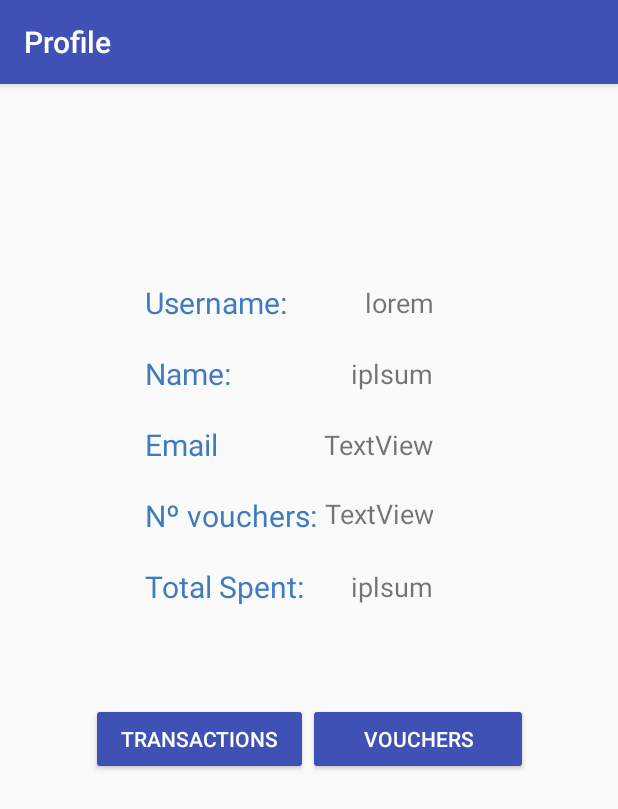
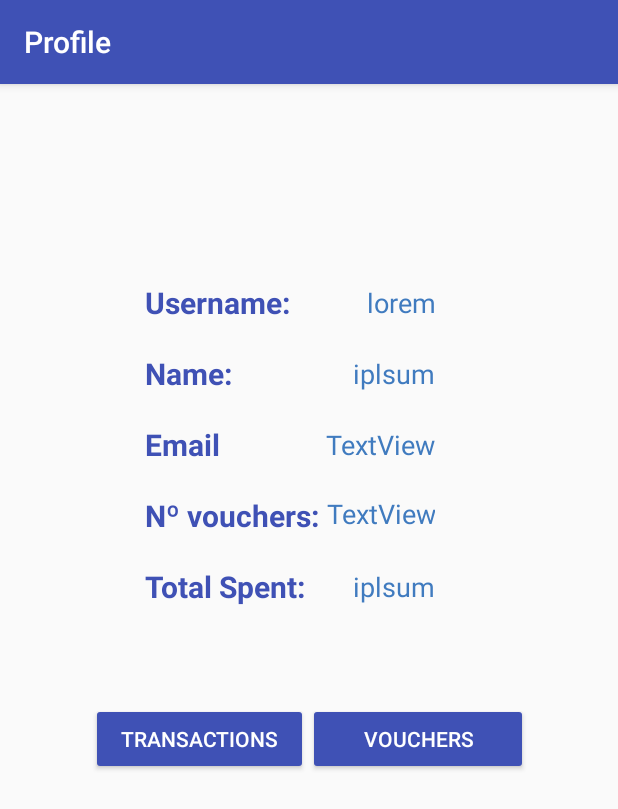
Before and after one commit to DiogoASTeixeira/CMOV, an Android app: the ProfileActivity screen opened directly, with no data from a screen before it, on a phone screen of 412 x 824 dp. Shown: the top 809 px of the screen. Run offline under Robolectric (Android 15) with nearby library versions, the phone set to English and light mode, and no system bars; 6 statements that could not run were skipped.

Commit message:
Some restyling

```diff
--- a/Client/app/src/main/res/layout/activity_profile.xml
+++ b/Client/app/src/main/res/layout/activity_profile.xml
@@ -29,8 +29,9 @@
                 android:layout_height="wrap_content"
                 android:layout_gravity="center_vertical"
                 android:text="Username:"
-                android:textColor="@color/colorAccent"
-                android:textSize="20sp" />
+                android:textColor="@color/colorPrimary"
+                android:textSize="20sp"
+                android:textStyle="bold" />
 
             <TextView
                 android:id="@+id/username"
@@ -39,6 +40,7 @@
                 android:layout_gravity="center_vertical|end"
                 android:text="lorem"
                 android:textAlignment="textEnd"
+                android:textColor="@color/colorAccent"
                 android:textSize="18sp" />
 
         </TableRow>
@@ -55,8 +57,9 @@
                 android:layout_height="wrap_content"
                 android:layout_gravity="center_vertical"
                 android:text="Name: "
-                android:textColor="@color/colorAccent"
-                android:textSize="20sp" />
+                android:textColor="@color/colorPrimary"
+                android:textSize="20sp"
+                android:textStyle="bold" />
 
             <TextView
                 android:id="@+id/name"
@@ -65,6 +68,7 @@
                 android:layout_gravity="center_vertical|end"
                 android:text="iplsum"
                 android:textAlignment="textEnd"
+                android:textColor="@color/colorAccent"
                 android:textSize="18sp" />
         </TableRow>
 
@@ -80,8 +84,9 @@
                 android:layout_height="wrap_content"
                 android:layout_gravity="center_vertical"
                 android:text="Email"
-                android:textColor="@color/colorAccent"
-                android:textSize="20sp" />
+                android:textColor="@color/colorPrimary"
+                android:textSize="20sp"
+                android:textStyle="bold" />
 
             <TextView
                 android:id="@+id/email_prof"
@@ -91,6 +96,7 @@
                 android:layout_weight="1"
                 android:text="TextView"
                 android:textAlignment="textStart"
+                android:textColor="@color/colorAccent"
                 android:textSize="18sp" />
         </TableRow>
 
@@ -106,8 +112,9 @@
                 android:layout_height="wrap_content"
                 android:layout_gravity="center_vertical"
                 android:text="Nº vouchers: "
-                android:textColor="@color/colorAccent"
-                android:textSize="20sp" />
+                android:textColor="@color/colorPrimary"
+                android:textSize="20sp"
+                android:textStyle="bold" />
 
             <TextView
                 android:id="@+id/vouchers"
@@ -116,6 +123,7 @@
                 android:layout_gravity="center_vertical|end"
                 android:text="TextView"
                 android:textAlignment="textEnd"
+                android:textColor="@color/colorAccent"
                 android:textSize="18sp" />
         </TableRow>
 
@@ -131,8 +139,9 @@
                 android:layout_height="wrap_content"
                 android:layout_gravity="center_vertical"
                 android:text="Total Spent: "
-                android:textColor="@color/colorAccent"
-                android:textSize="20sp" />
+                android:textColor="@color/colorPrimary"
+                android:textSize="20sp"
+                android:textStyle="bold" />
 
             <TextView
                 android:id="@+id/spent"
@@ -141,6 +150,7 @@
                 android:layout_gravity="center_vertical|end"
                 android:text="iplsum"
                 android:textAlignment="textEnd"
+                android:textColor="@color/colorAccent"
                 android:textSize="18sp" />
 
         </TableRow>
--- a/Client/app/src/main/res/layout/row.xml
+++ b/Client/app/src/main/res/layout/row.xml
@@ -54,7 +54,8 @@
                 android:text="0"
                 android:textAlignment="center"
                 android:textColor="@color/colorPrimary"
-                android:textSize="18sp" />
+                android:textSize="18sp"
+                android:textStyle="bold" />
 
             <Button
                 android:id="@+id/decrease"
@@ -99,7 +100,8 @@
             android:textAlignment="center"
             android:textColor="@color/colorPrimary"
             android:textColorHint="@color/colorPrimary"
-            android:textSize="20sp" />
+            android:textSize="20sp"
+            android:textStyle="bold" />
 
     </LinearLayout>
 
```
Also changed, not shown: Client/app/src/main/res/layout/activity_new_transaction.xml (+6 -4 lines).
